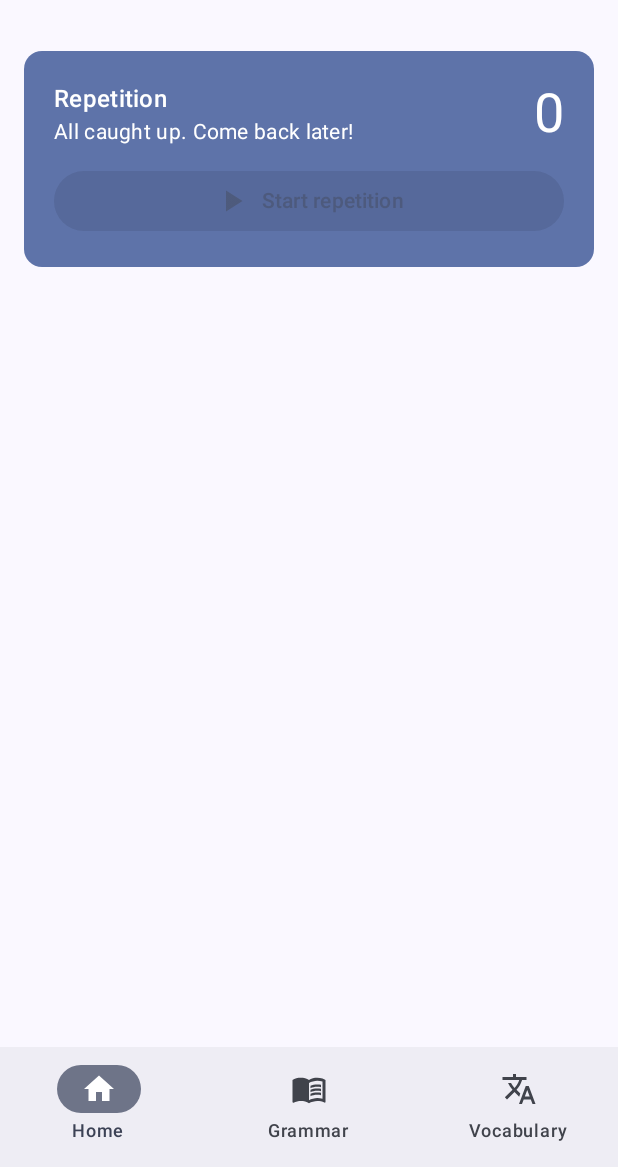
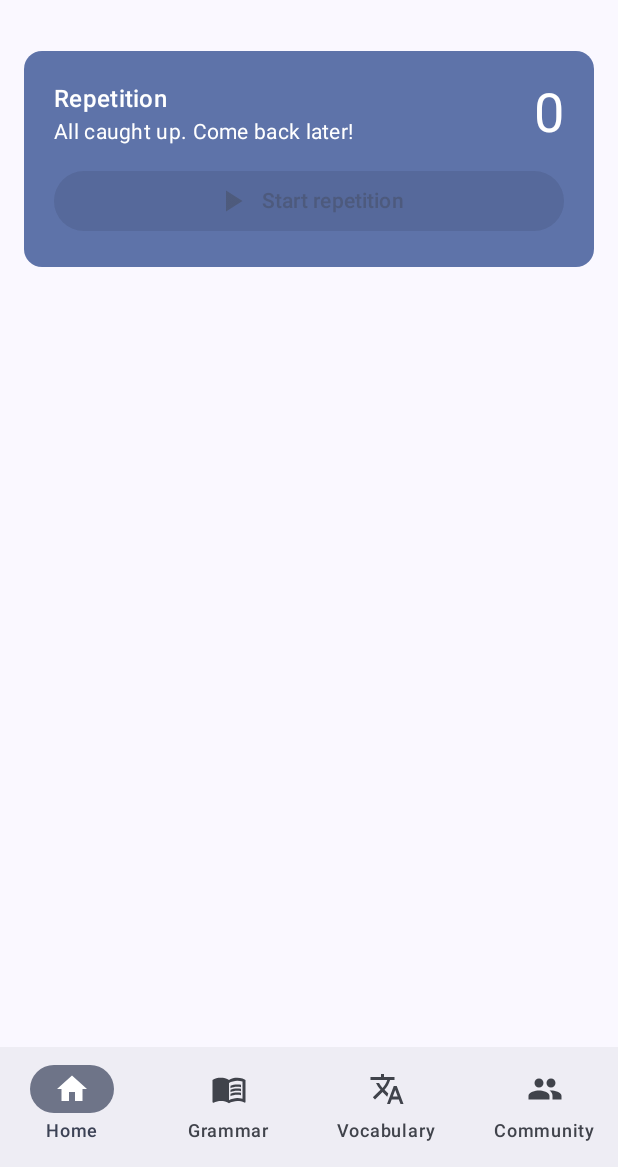
Before and after one commit to MiaowzVT/Glossa, an Android app built with Jetpack Compose: the screen it shows after launch (MainActivity), on a phone screen of 412 x 824 dp, the part 69-1236 px from its top. Run offline under Robolectric (Android 15) with nearby library versions, the phone set to English and light mode, and no system bars; our stand-ins replace Room's generated code.

Commit message:
Add first iteration of Community feature: Add "Community" tab with two buttons: "Official Sets" and "Community Sets". "Official Sets" sends the user to a new screen.

```diff
--- /dev/null
+++ b/app/src/main/java/de/miaowz/glossa/ui/community/CommunityScreenTarget.kt
@@ -0,0 +1,6 @@
+package de.miaowz.glossa.ui.community
+
+enum class CommunityScreenTarget {
+    OFFICIAL_SETS_MAIN_PAGE,
+    COMMUNITY_SETS_MAIN_PAGE
+}
--- a/app/src/main/java/de/miaowz/glossa/ui/navigation/GlossaNavHost.kt
+++ b/app/src/main/java/de/miaowz/glossa/ui/navigation/GlossaNavHost.kt
@@ -6,6 +6,7 @@ import androidx.compose.foundation.layout.consumeWindowInsets
 import androidx.compose.foundation.layout.padding
 import androidx.compose.material.icons.Icons
 import androidx.compose.material.icons.automirrored.filled.MenuBook
+import androidx.compose.material.icons.filled.Group
 import androidx.compose.material.icons.filled.Home
 import androidx.compose.material.icons.filled.Translate
 import androidx.compose.material3.Icon
@@ -25,6 +26,9 @@ import androidx.navigation.compose.NavHost
 import androidx.navigation.compose.composable
 import androidx.navigation.compose.currentBackStackEntryAsState
 import androidx.navigation.compose.rememberNavController
+import de.miaowz.glossa.ui.community.CommunityOverviewScreen
+import de.miaowz.glossa.ui.community.CommunityScreenTarget
+import de.miaowz.glossa.ui.community.impl.OfficialSetsScreen
 import de.miaowz.glossa.ui.grammar.GrammarDetailScreen
 import de.miaowz.glossa.ui.grammar.GrammarEditorScreen
 import de.miaowz.glossa.ui.grammar.GrammarLibraryScreen
@@ -34,6 +38,8 @@ import de.miaowz.glossa.ui.vocabulary.VocabularyDetailScreen
 import de.miaowz.glossa.ui.vocabulary.VocabularyEditorScreen
 import de.miaowz.glossa.ui.vocabulary.VocabularyLibraryScreen
 import kotlinx.serialization.Serializable
+
+private val TAG: String = "Glossa::GlossaNavHost"
 
 @Serializable
 data object HomeRoute
@@ -62,11 +68,18 @@ data class VocabularyDetailRoute(val entryId: Long)
 @Serializable
 data class VocabularyEditorRoute(val entryId: Long = 0L)
 
+@Serializable
+data object CommunityOverviewRoute
+
+@Serializable
+data object OfficialSetsRoute
+
 /** Top-level destinations shown in the bottom navigation bar. */
 private enum class TopLevelDestination(val route: Any, val label: String, val icon: ImageVector) {
     Home(HomeRoute, "Home", Icons.Filled.Home),
     Grammar(GrammarLibraryRoute, "Grammar", Icons.AutoMirrored.Filled.MenuBook),
     Vocabulary(VocabularyLibraryRoute, "Vocabulary", Icons.Filled.Translate),
+    Community(CommunityOverviewRoute, "Community", Icons.Filled.Group),
 }
 
 @Composable
@@ -93,7 +106,7 @@ fun GlossaNavHost(modifier: Modifier = Modifier) {
                             icon = { Icon(destination.icon, contentDescription = null) },
                             label = { Text(destination.label) },
                         )
-                        Log.i("Glossa", "Built NavigationBarItem for ${destination.label}")
+                        Log.i(TAG, "Built NavigationBarItem for ${destination.label}")
                     }
                 }
             }
@@ -164,6 +177,25 @@ fun GlossaNavHost(modifier: Modifier = Modifier) {
                     },
                 )
             }
+
+            composable<CommunityOverviewRoute> {
+                CommunityOverviewScreen(onButtonClick = { target ->
+                    when (target) {
+                        CommunityScreenTarget.OFFICIAL_SETS_MAIN_PAGE -> {
+                            navController.navigate(OfficialSetsRoute) {}
+                        }
+                        CommunityScreenTarget.COMMUNITY_SETS_MAIN_PAGE -> {
+
+                        }
+                        else -> {
+                            Log.e(TAG, "Invalid target provided: $target")
+                        }
+                    }
+                })
+            }
+            composable<OfficialSetsRoute> {
+                OfficialSetsScreen()
+            }
         }
     }
 }
```
Also changed, not shown: app/src/main/java/de/miaowz/glossa/ui/community/CommunityOverviewScreen.kt (added, +79 -0 lines), app/src/main/java/de/miaowz/glossa/ui/community/impl/OfficialSetsScreen.kt (added, +28 -0 lines).
